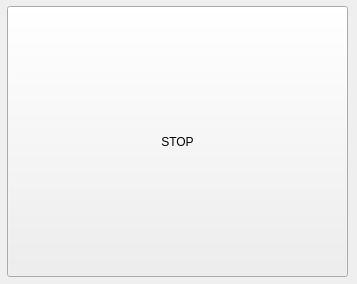
Qt form scitos_touch/src/rqt_emergency_stop/emergencystop.ui (strands-project/scitos_apps) before a commit.
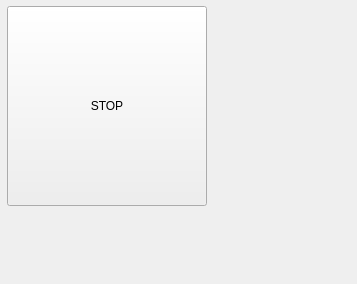
The same form after that commit.

Commit message:
Bug fixing: forgot to start the ros:spin thread and had to add a ! for the colour change
The button is now a bit smaller to be able to use something else besides the button in rqt.
The colour is now only changed if there is real change in the value.

What changed in the file:
```diff
--- a/scitos_touch/src/rqt_emergency_stop/emergencystop.ui
+++ b/scitos_touch/src/rqt_emergency_stop/emergencystop.ui
@@ -18,8 +18,8 @@
     <rect>
      <x>7</x>
      <y>6</y>
-     <width>341</width>
-     <height>271</height>
+     <width>200</width>
+     <height>200</height>
     </rect>
    </property>
    <property name="text">
```
The commit also changes 1 other file.
